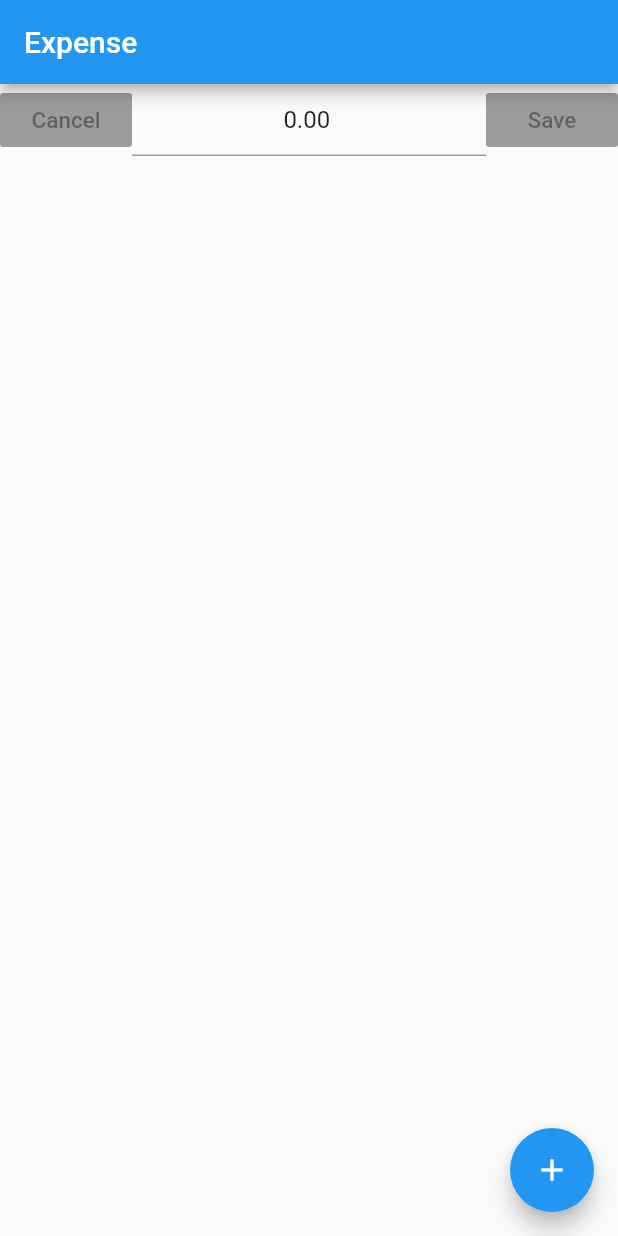
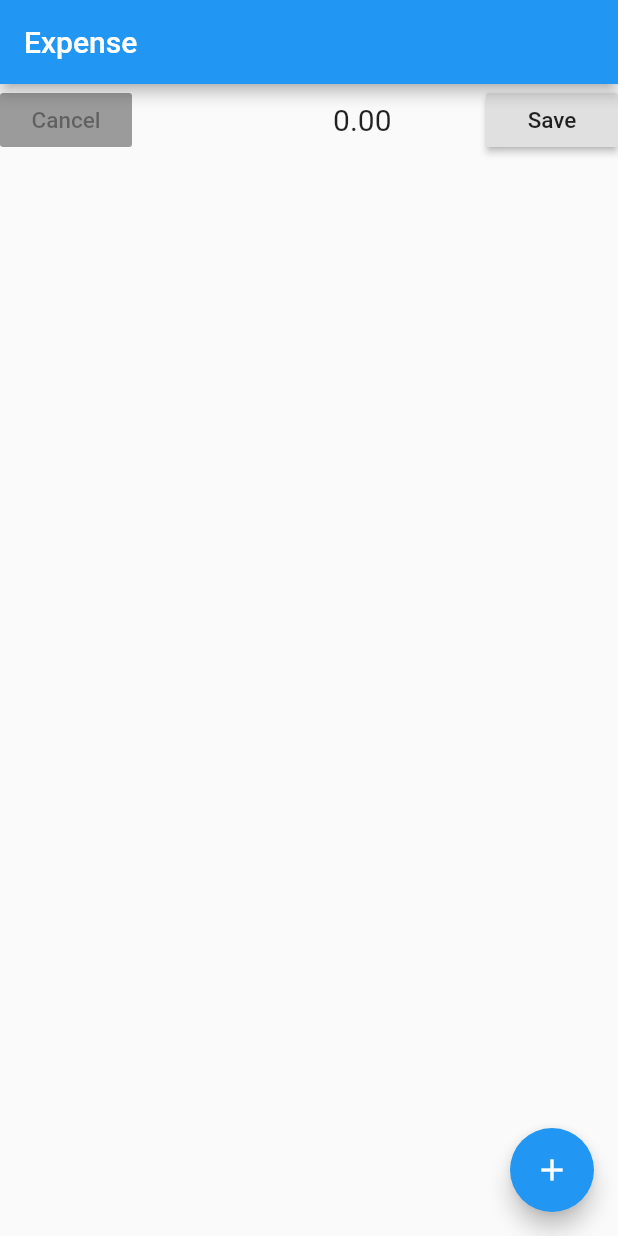
Before and after one commit to oscarzhou/flutter_try, a Flutter app: the screen it shows after launch, on a phone screen of 412 x 824 dp. Run offline on Flutter 3.47's test engine with Material 2 defaults, Android fonts, the phone set to English and light mode, and no system bars; our stand-ins replace flutter_masked_text.

```diff
--- a/lib/main.dart
+++ b/lib/main.dart
@@ -77,7 +77,7 @@ class _MyHomePageState extends State<MyHomePage> {
         title: Text(widget.title),
       ),
       body: Column(
-        // mainAxisAlignment: MainAxisAlignment.center,
+        mainAxisAlignment: MainAxisAlignment.start,
         children: <Widget>[
           Row(
             mainAxisAlignment: MainAxisAlignment.start,
@@ -90,39 +90,53 @@ class _MyHomePageState extends State<MyHomePage> {
                 ),
               ),
               new Flexible(
-                flex: 1,
+                  flex: 3,
+                  child: Container(
+                    margin: EdgeInsets.only(left: 20.0, right:60.0),
                     child: new TextFormField(
-                  decoration: InputDecoration(hintText: "0.00"),
+                      decoration: InputDecoration(
+                        hintText: "0.00",
+                        border: InputBorder.none,
+                      ),
                       controller: _controller,
-                  showCursor: false,
                       maxLines: 1,
-                  textAlign: TextAlign.center,
+                      showCursor: true,
                       textDirection: TextDirection.rtl,
+                      textAlign: TextAlign.right,
                       keyboardType: TextInputType.number,
                       inputFormatters: <TextInputFormatter>[
                         WhitelistingTextInputFormatter.digitsOnly,
                       ],
+                      style: TextStyle(fontSize: 20.0),
                       onChanged: (text) {
                         _expenseAmount = int.parse(text);
-                    print(_expenseAmount);
+                        // print(_expenseAmount);
+                        print(_controller.text.toString());
+                        print(_controller.text.toString().length);
+
+                        var cursorPos = _controller.selection;
+                        if (cursorPos.start > _controller.text.length) {
+                          cursorPos = new TextSelection.fromPosition(
+                              new TextPosition(
+                                  offset: _controller.text.length));
+                        }
+                        _controller.selection = cursorPos;
+
+                        // _controller.selection = TextSelection.collapsed(
+                        //     offset: _controller.text.toString().length,
+                        //     affinity: TextAffinity.upstream);
                       },
+                      // onTap: () => print(_controller.selection),
                     ),
-              ),
+                  )),
               RaisedButton(
-                  onPressed: null,
+                  onPressed: () => _controller.clear(),
                   child: Text(
                     'Save',
                     style: TextStyle(fontSize: 15),
                   )),
             ],
           ),
-          // Text(
-          //   'You have pushed the button this many times:',
-          // ),
-          // Text(
-          //   '$_counter',
-          //   style: Theme.of(context).textTheme.display1,
-          // ),
         ],
       ),
       floatingActionButton: FloatingActionButton(
```
Lines whose indentation alone changed are shown as unchanged.
